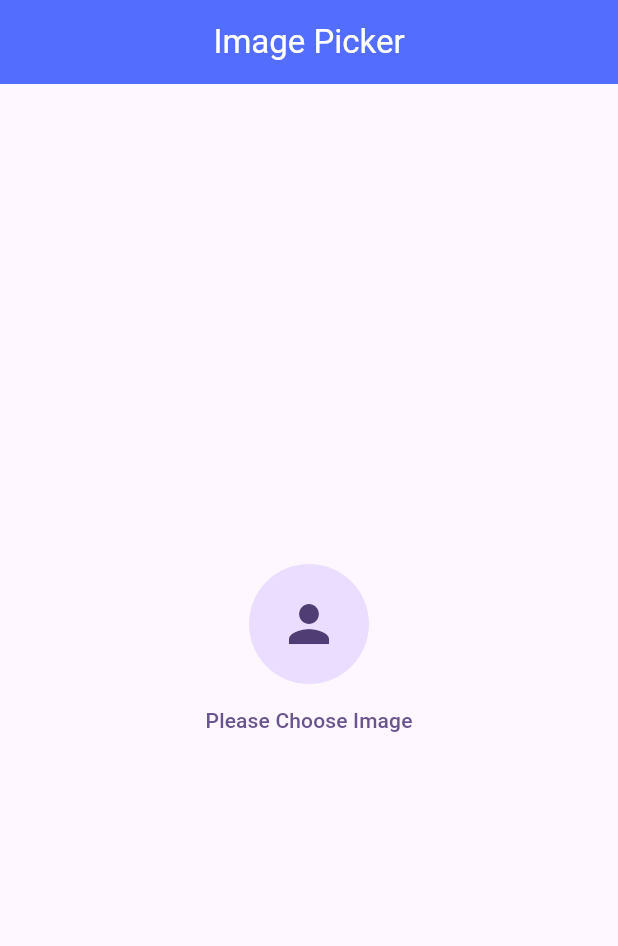
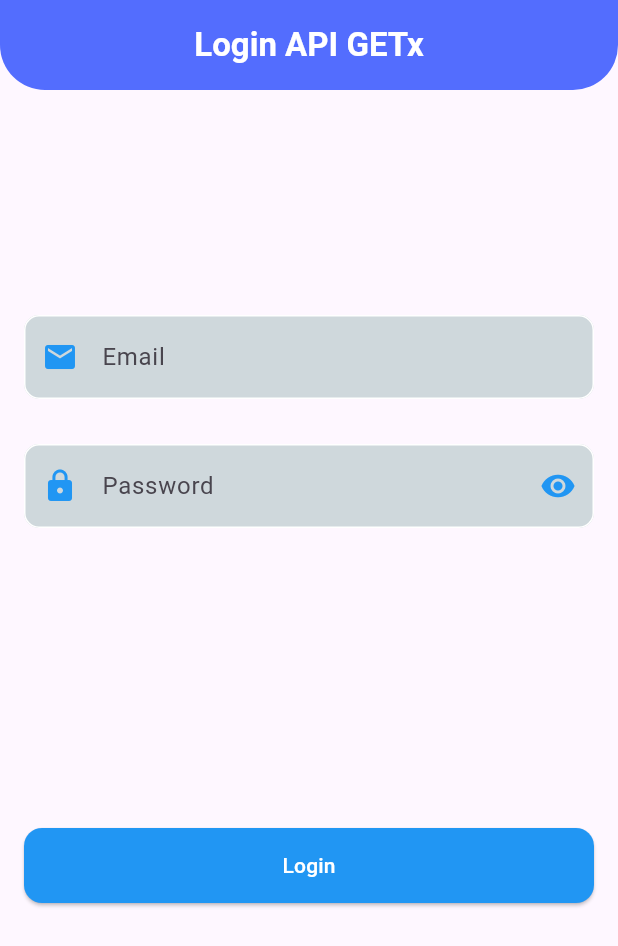
Before and after one commit to AdeelAhmadKhan36/GetX-Statemanagement, a Flutter app: the screen it shows after launch, on a phone screen of 412 x 824 dp. Shown: the top 946 px of the screen. Run offline on Flutter 3.47's test engine with Material 3 defaults, Android fonts, the light colour scheme and no system bars; our stand-ins replace get, image_picker.

Commit message:
Post API Using Getx

```diff
--- /dev/null
+++ b/lib/getx/login_controller.dart
@@ -0,0 +1,60 @@
+
+
+import 'dart:convert';
+
+
+import 'package:flutter/cupertino.dart';
+import 'package:get/get.dart';
+import 'package:get/get_state_manager/src/simple/get_controllers.dart';
+import 'package:http/http.dart';
+
+class Login_Controller extends GetxController{
+
+  final  emailController = TextEditingController().obs;
+  final  passwordController = TextEditingController().obs;
+
+  void loginApi()async{
+     try{
+
+       final response= await post(Uri.parse('https://reqres.in/api/login'),
+           body:{
+             'email' : emailController.value.text,
+             'password' :passwordController.value.text,
+           });
+       var data=jsonDecode(response.body);
+      print(response.statusCode);
+       print(data);
+
+       if(response.statusCode==200){
+
+         Get.snackbar(
+             'Request Sucessfull','Congratulation',
+           backgroundColor:CupertinoColors.destructiveRed,
+           colorText: CupertinoColors.white,
+         );
+       }else{
+
+         Get.snackbar('Login Failed',data['error'],
+           backgroundColor:CupertinoColors.destructiveRed,
+           colorText: CupertinoColors.white,
+         );
+
+       }
+
+
+     }catch(e){
+       Get.snackbar('Exception Found', e.toString(),
+         backgroundColor:CupertinoColors.destructiveRed,
+         colorText: CupertinoColors.white,
+
+
+       );
+       print(e.toString());
+     }
+
+
+  }
+
+
+
+}
--- a/lib/main.dart
+++ b/lib/main.dart
@@ -5,6 +5,7 @@ import 'package:get/get.dart';
 import 'package:getx_statemanagement/view/Language_home.dart';
 import 'package:getx_statemanagement/view/Languages.dart';
 import 'package:getx_statemanagement/view/Pagetwo.dart';
+import 'package:getx_statemanagement/view/auth/Login_Api.dart';
 import 'package:getx_statemanagement/view/favourit_app.dart';
 import 'package:getx_statemanagement/view/image_pick.dart';
 import 'package:getx_statemanagement/view/opacity_example2.dart';
@@ -32,7 +33,7 @@ class MyApp extends StatelessWidget {
         colorScheme: ColorScheme.fromSeed(seedColor: Colors.deepPurple),
         useMaterial3: true,
       ),
-      home: const Image_Getx(),
+      home: const LoginScreen(),
       getPages: [
         GetPage(name: '/PageTwo', page: ()=>PageTwo()),
       ],
--- /dev/null
+++ b/lib/view/auth/Login_Api.dart
@@ -0,0 +1,148 @@
+import 'package:flutter/material.dart';
+import 'package:get/get.dart';
+import 'package:getx_statemanagement/getx/login_controller.dart';
+
+class LoginScreen extends StatefulWidget {
+  const LoginScreen({super.key});
+
+  @override
+  State<LoginScreen> createState() => _LoginScreenState();
+}
+
+class _LoginScreenState extends State<LoginScreen> {
+  final _formKey = GlobalKey<FormState>();
+  bool _obscurePassword = true; // For password visibility toggle
+  Login_Controller _login_controller=Get.put(Login_Controller());
+
+  @override
+  Widget build(BuildContext context) {
+    return Scaffold(
+      appBar: PreferredSize(
+        preferredSize: Size.fromHeight(60.0), // Adjust the height as needed
+        child: Container(
+          decoration: BoxDecoration(
+            color: Colors.indigoAccent,
+            borderRadius: BorderRadius.vertical(
+              bottom: Radius.circular(30.0), // Adjust the radius as needed
+            ),
+          ),
+          child: AppBar(
+            title: const Text(
+              "Login API GETx",
+              style: TextStyle(color: Colors.white,fontWeight:FontWeight.bold),
+            ),
+            backgroundColor: Colors.transparent, // Make AppBar background transparent
+            elevation: 0, // Remove shadow
+            centerTitle: true,
+            toolbarHeight: 80, // Set toolbar height if needed
+          ),
+        ),
+      ),
+      body: Padding(
+        padding: const EdgeInsets.only(left: 16,right: 16, top: 150),
+        child: SingleChildScrollView(
+          child: Center(
+            child: Form(
+              key: _formKey,
+              child: Column(
+                mainAxisSize: MainAxisSize.min,
+
+                children: [
+                  // Email Field
+                  TextFormField(
+                   controller: _login_controller.emailController.value,
+                    decoration: InputDecoration(
+                      labelText: 'Email',
+                      filled: true,
+                      fillColor: Colors.blueGrey.shade100,
+                      prefixIcon: Icon(Icons.email, color: Colors.blue),
+                      focusedBorder: OutlineInputBorder(
+                        borderSide: BorderSide(color: Colors.blue),
+                        borderRadius: BorderRadius.circular(10),
+                      ),
+                      enabledBorder: OutlineInputBorder(
+                        borderSide: BorderSide(color: Colors.white),
+                        borderRadius: BorderRadius.circular(10),
+                      ),
+                    ),
+                    validator: (value) {
+                      if (value == null || value.isEmpty) {
+                        return "Email cannot be empty";
+                      }
+                      if (!RegExp(r"^[a-zA-Z0-9+_.-]+@[a-zA-Z0-9.-]+\.[a-z]").hasMatch(value)) {
+                        return "Please enter a valid email";
+                      }
+                      return null;
+                    },
+                    keyboardType: TextInputType.emailAddress,
+                  ),
+                  SizedBox(height:30),
+
+                  // Password Field
+                  TextFormField(
+                   controller:_login_controller.passwordController.value,
+                    decoration: InputDecoration(
+                      labelText: 'Password',
+                      filled: true,
+                      fillColor: Colors.blueGrey.shade100,
+                      prefixIcon: Icon(Icons.lock, color: Colors.blue),
+                      suffixIcon: IconButton(
+                        icon: Icon(
+                          _obscurePassword ? Icons.visibility : Icons.visibility_off,
+                          color: Colors.blue,
+                        ),
+                        onPressed: () {
+                          setState(() {
+                            _obscurePassword = !_obscurePassword;
+                          });
+                        },
+                      ),
+                      focusedBorder: OutlineInputBorder(
+                        borderSide: BorderSide(color: Colors.blue),
+                        borderRadius: BorderRadius.circular(10),
+                      ),
+                      enabledBorder: OutlineInputBorder(
+                        borderSide: BorderSide(color: Colors.white),
+                        borderRadius: BorderRadius.circular(10),
+                      ),
+                    ),
+                    validator: (value) {
+                      if (value == null || value.isEmpty) {
+                        return "Password cannot be empty";
+                      }
+                      if (value.length < 6) {
+                        return "Password must be at least 6 characters";
+                      }
+                      return null;
+                    },
+                    obscureText: _obscurePassword,
+                  ),
+                  SizedBox(height:200),
+
+                  // Login Button
+                  ElevatedButton(
+                    onPressed: () {
+                      if (_formKey.currentState?.validate() ?? false) {
+                       _login_controller.loginApi();
+
+                      }
+                    },
+                    style: ElevatedButton.styleFrom(
+                      foregroundColor: Colors.white,
+                      backgroundColor: Colors.blue, // Text color
+                      minimumSize: Size(double.infinity, 50), // Button width and height
+                      shape: RoundedRectangleBorder(
+                        borderRadius: BorderRadius.circular(12), // Border radius
+                      ),
+                    ),
+                    child: const Text("Login"),
+                  ),
+                ],
+              ),
+            ),
+          ),
+        ),
+      ),
+    );
+  }
+}
--- a/pubspec.yaml
+++ b/pubspec.yaml
@@ -38,6 +38,8 @@ dependencies:
   get: ^4.6.6
   fluttertoast: ^8.2.6
   image_picker: ^1.1.2
+  http: ^1.2.1
+
 
 dev_dependencies:
   flutter_test:
```
Also changed, not shown: pubspec.lock.
